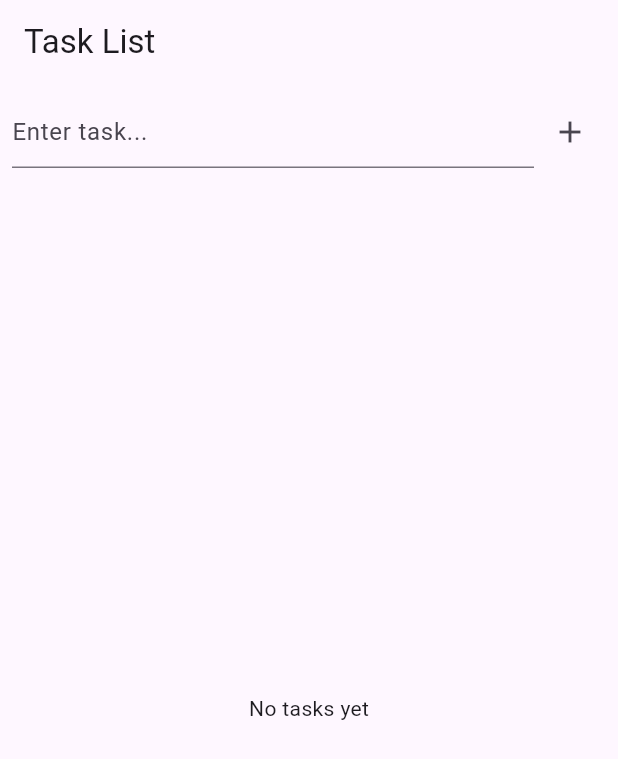
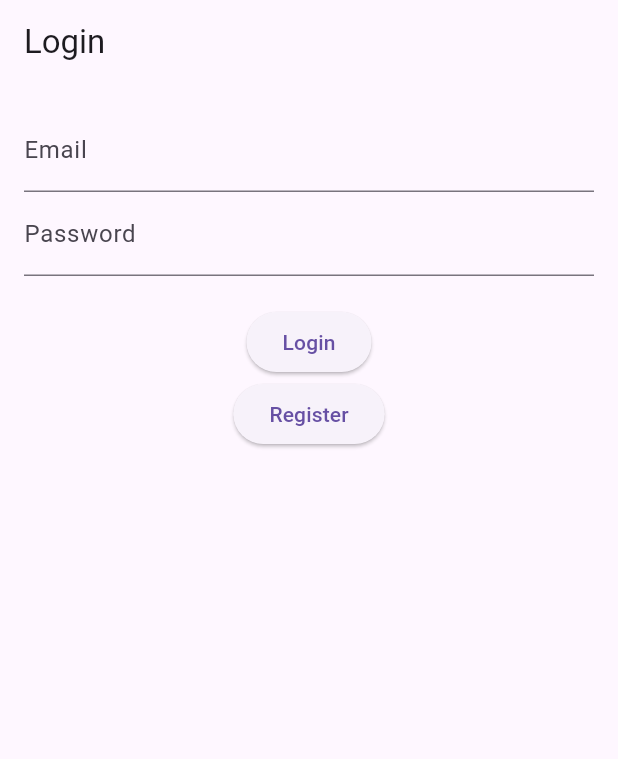
Before and after one commit to Smiller2424/Inventory-App, a Flutter app: the screen it shows after launch, on a phone screen of 412 x 824 dp. Shown: the top 759 px of the screen. Run offline on Flutter 3.47's test engine with Material 3 defaults, Android fonts, the phone set to English and light mode, and no system bars; our stand-ins replace cloud_firestore, firebase_auth, firebase_core; accounts and stored records are empty.

Commit message:
add firebase authentication with login, register, and logout functionality

```diff
--- /dev/null
+++ b/lib/login_screen.dart
@@ -0,0 +1,75 @@
+import 'package:flutter/material.dart';
+import 'package:firebase_auth/firebase_auth.dart';
+import 'main.dart';
+
+class LoginScreen extends StatefulWidget {
+  const LoginScreen({super.key});
+
+  @override
+  State<LoginScreen> createState() => _LoginScreenState();
+}
+
+class _LoginScreenState extends State<LoginScreen> {
+  final emailController = TextEditingController();
+  final passwordController = TextEditingController();
+
+  Future<void> login() async {
+    try {
+      await FirebaseAuth.instance.signInWithEmailAndPassword(
+        email: emailController.text.trim(),
+        password: passwordController.text.trim(),
+      );
+
+      Navigator.pushReplacement(
+        // ignore: use_build_context_synchronously
+        context,
+        MaterialPageRoute(builder: (_) => const TaskScreen()),
+      );
+    } catch (e) {
+      ScaffoldMessenger.of(context).showSnackBar(
+        SnackBar(content: Text("Login failed")),
+      );
+    }
+  }
+
+  Future<void> register() async {
+    try {
+      await FirebaseAuth.instance.createUserWithEmailAndPassword(
+        email: emailController.text.trim(),
+        password: passwordController.text.trim(),
+      );
+
+      login();
+    } catch (e) {
+      ScaffoldMessenger.of(context).showSnackBar(
+        SnackBar(content: Text("Signup failed")),
+      );
+    }
+  }
+
+  @override
+  Widget build(BuildContext context) {
+    return Scaffold(
+      appBar: AppBar(title: const Text("Login")),
+      body: Padding(
+        padding: const EdgeInsets.all(16),
+        child: Column(
+          children: [
+            TextField(
+              controller: emailController,
+              decoration: const InputDecoration(labelText: "Email"),
+            ),
+            TextField(
+              controller: passwordController,
+              obscureText: true,
+              decoration: const InputDecoration(labelText: "Password"),
+            ),
+            const SizedBox(height: 20),
+            ElevatedButton(onPressed: login, child: const Text("Login")),
+            ElevatedButton(onPressed: register, child: const Text("Register")),
+          ],
+        ),
+      ),
+    );
+  }
+}
--- a/pubspec.yaml
+++ b/pubspec.yaml
@@ -36,6 +36,7 @@ dependencies:
   cupertino_icons: ^1.0.8
   firebase_core: ^2.32.0
   cloud_firestore: ^4.17.5
+  firebase_auth: ^4.17.0
 
 dev_dependencies:
   flutter_test:
```
Also changed, not shown: lib/main.dart (+18 -3 lines), pubspec.lock, 3 other files.
